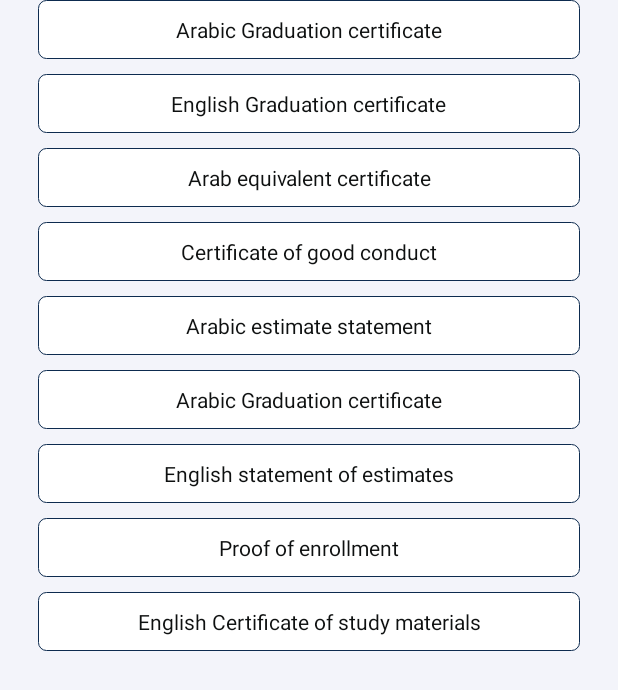
After one commit to AsemAmmar99/HTI-GP, an Android app: the RequestActivity screen opened directly, with no data from a screen before it, on a phone screen of 412 x 824 dp. The commit adds this screen. Shown: the top 690 px of the screen. Run offline under Robolectric (Android 15) with nearby library versions, the phone set to English and light mode, and no system bars.

Commit message:
Request Screen Done

```diff
--- a/app/src/main/AndroidManifest.xml
+++ b/app/src/main/AndroidManifest.xml
@@ -9,7 +9,8 @@
         android:roundIcon="@mipmap/ic_launcher_round"
         android:supportsRtl="true"
         android:theme="@style/Theme.AppCompat.Light.NoActionBar">
-        <activity android:name=".LoginScreen"></activity>
+        <activity android:name=".RequestActivity"></activity>
+        <activity android:name=".LoginScreen" />
         <activity android:name=".SplashActivity">
             <intent-filter>
                 <action android:name="android.intent.action.MAIN" />
@@ -17,7 +18,7 @@
                 <category android:name="android.intent.category.LAUNCHER" />
             </intent-filter>
         </activity>
-        <activity android:name=".MainActivity"></activity>
+        <activity android:name=".MainActivity" />
     </application>
 
 </manifest>
--- a/app/src/main/java/com/scorpion_a/htigp/MainActivity.kt
+++ b/app/src/main/java/com/scorpion_a/htigp/MainActivity.kt
@@ -22,7 +22,7 @@ class MainActivity : AppCompatActivity() {
 
         val newsListData: Array<NewsListData> = arrayOf<NewsListData>(
             NewsListData(
-                "The Institute Guide to Coordination",
+                "The Institute Guide to Coordinatio",
                 "DummyDummyDummyDummyDummyDummyDummyDummyDummyDummyDummyDummyDummyDummyDummyDummyDummyDummyDummyDummyDummyDummy"
             ),
             NewsListData(
--- /dev/null
+++ b/app/src/main/java/com/scorpion_a/htigp/RequestActivity.kt
@@ -0,0 +1,50 @@
+package com.scorpion_a.htigp
+
+import androidx.appcompat.app.AppCompatActivity
+import android.os.Bundle
+import androidx.recyclerview.widget.LinearLayoutManager
+import androidx.recyclerview.widget.RecyclerView
+
+class RequestActivity : AppCompatActivity() {
+    override fun onCreate(savedInstanceState: Bundle?) {
+        super.onCreate(savedInstanceState)
+        setContentView(R.layout.activity_request)
+
+        val requestListData: Array<RequestListData> = arrayOf<RequestListData>(
+            RequestListData(
+                "Arabic Graduation certificate"
+            ),
+            RequestListData(
+                "English Graduation certificate"
+            ),
+            RequestListData(
+                "Arab equivalent certificate"
+            ),
+            RequestListData(
+                "Certificate of good conduct"
+            ),
+            RequestListData(
+                "Arabic estimate statement"
+            ),
+            RequestListData(
+                "Arabic Graduation certificate"
+            ),
+            RequestListData(
+                "English statement of estimates"
+            ),
+            RequestListData(
+                "Proof of enrollment"
+            ),
+            RequestListData(
+                "English Certificate of study materials"
+            ),
+        )
+
+        val recyclerView: RecyclerView = findViewById(R.id.rvRequest)
+        val adapter = RequestListAdapter(requestListData)
+        recyclerView.setHasFixedSize(true)
+        recyclerView.layoutManager = LinearLayoutManager(this)
+        recyclerView.adapter = adapter
+
+    }
+}
--- /dev/null
+++ b/app/src/main/java/com/scorpion_a/htigp/RequestListAdapter.java
@@ -0,0 +1,47 @@
+package com.scorpion_a.htigp;
+
+import android.view.LayoutInflater;
+import android.view.View;
+import android.view.ViewGroup;
+import android.widget.TextView;
+
+import androidx.recyclerview.widget.RecyclerView;
+
+public class RequestListAdapter extends RecyclerView.Adapter<RequestListAdapter.ViewHolder> {
+    private RequestListData[] requestdata;
+
+    // RecyclerView recyclerView;
+    public RequestListAdapter(RequestListData[] requestdata) {
+        this.requestdata = requestdata;
+    }
+
+    @Override
+    public ViewHolder onCreateViewHolder(ViewGroup parent, int viewType) {
+        LayoutInflater layoutInflater = LayoutInflater.from(parent.getContext());
+        View requestItem = layoutInflater.inflate(R.layout.request_item, parent, false);
+        ViewHolder viewHolder = new ViewHolder(requestItem);
+        return viewHolder;
+    }
+
+    @Override
+    public void onBindViewHolder(ViewHolder holder, int position) {
+        final RequestListData requestListData = requestdata[position];
+        holder.tvRequest.setText(requestdata[position].getrequestTitle());
+    }
+
+
+    @Override
+    public int getItemCount() {
+        return requestdata.length;
+    }
+
+    public static class ViewHolder extends RecyclerView.ViewHolder {
+        public TextView tvRequest;
+
+
+        public ViewHolder(View itemView) {
+            super(itemView);
+            this.tvRequest = itemView.findViewById(R.id.tvRequest);
+        }
+    }
+}
--- /dev/null
+++ b/app/src/main/java/com/scorpion_a/htigp/RequestListData.java
@@ -0,0 +1,14 @@
+package com.scorpion_a.htigp;
+
+public class RequestListData {
+    private String requestTitle;
+    public RequestListData(String requestTitle) {
+        this.requestTitle = requestTitle;
+    }
+    public String getrequestTitle() {
+        return requestTitle;
+    }
+    public void setRequestTitle(String requestTitle) {
+        this.requestTitle = requestTitle;
+    }
+}
--- a/app/src/main/res/layout/activity_main.xml
+++ b/app/src/main/res/layout/activity_main.xml
@@ -10,10 +10,12 @@
 
     <ImageView
         android:id="@+id/htiLogo"
-        android:layout_width="wrap_content"
+        android:layout_width="100dp"
         android:layout_height="100dp"
+        android:layout_marginRight="20dp"
         app:layout_constraintStart_toStartOf="parent"
         app:layout_constraintTop_toTopOf="parent"
+        app:layout_constraintEnd_toStartOf="@id/buLogout"
         android:layout_marginTop="12sp"
         app:srcCompat="@drawable/htilogo" />
 
@@ -28,7 +30,9 @@
         android:textSize="12sp"
         app:carbon_cornerRadius="20dp"
         app:carbon_elevation="8dp"
-        android:layout_marginEnd="12dp"
+        android:paddingLeft="35dp"
+        android:paddingRight="35dp"
+        android:layout_marginLeft="20dp"
         android:layout_marginTop="18sp"
         app:layout_constraintStart_toEndOf="@id/htiLogo"
         app:layout_constraintTop_toTopOf="parent"
--- /dev/null
+++ b/app/src/main/res/layout/activity_request.xml
@@ -0,0 +1,21 @@
+<?xml version="1.0" encoding="utf-8"?>
+<androidx.constraintlayout.widget.ConstraintLayout xmlns:android="http://schemas.android.com/apk/res/android"
+    xmlns:app="http://schemas.android.com/apk/res-auto"
+    xmlns:tools="http://schemas.android.com/tools"
+    android:layout_width="match_parent"
+    android:layout_height="match_parent"
+    android:background="#f3f4fa"
+    tools:context=".RequestActivity">
+
+    <androidx.recyclerview.widget.RecyclerView
+        android:layout_width="match_parent"
+        android:layout_height="0dp"
+        android:scrollbars="vertical"
+        android:id="@+id/rvRequest"
+        android:background="#f3f4fa"
+        app:layout_constraintStart_toStartOf="parent"
+        app:layout_constraintTop_toTopOf="parent"
+        app:layout_constraintBottom_toBottomOf="parent">
+    </androidx.recyclerview.widget.RecyclerView>
+
+</androidx.constraintlayout.widget.ConstraintLayout>
--- /dev/null
+++ b/app/src/main/res/layout/request_item.xml
@@ -0,0 +1,23 @@
+<?xml version="1.0" encoding="utf-8"?>
+<androidx.constraintlayout.widget.ConstraintLayout xmlns:android="http://schemas.android.com/apk/res/android"
+    xmlns:app="http://schemas.android.com/apk/res-auto"
+    android:layout_width="match_parent"
+    android:layout_height="wrap_content"
+    android:layout_marginBottom="10dp"
+    android:layout_marginRight="25dp"
+    android:layout_marginLeft="25dp"
+    android:background="@drawable/roundedcorner"
+    android:paddingBottom="10dp">
+
+    <TextView
+        android:id="@+id/tvRequest"
+        android:layout_width="wrap_content"
+        android:layout_height="wrap_content"
+        android:text="Certificate"
+        android:textColor="#0e1010"
+        android:layout_marginTop="10dp"
+        app:layout_constraintEnd_toEndOf="parent"
+        app:layout_constraintStart_toStartOf="parent"
+        app:layout_constraintTop_toTopOf="parent" />
+
+</androidx.constraintlayout.widget.ConstraintLayout>
```
